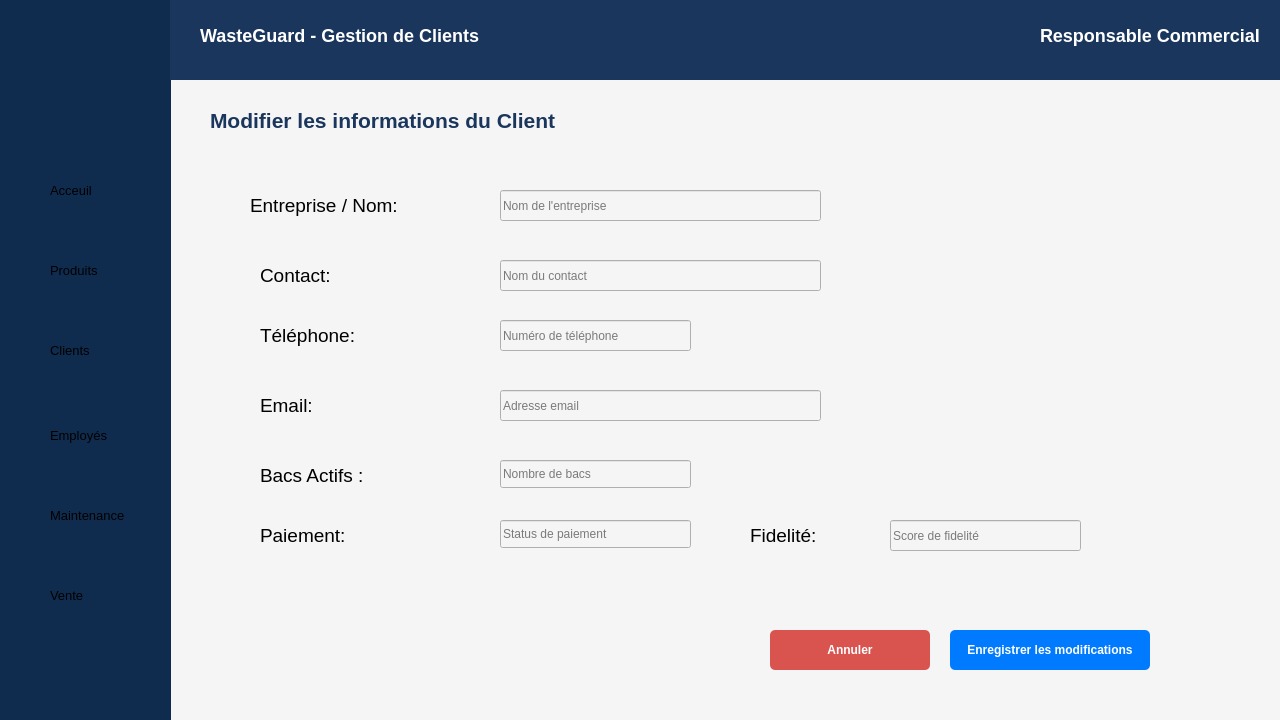
Before: the Qt Designer form modifierclient.ui in esprit-up-algo/projetcpp2526-s2-2a6-smart-waste-collection-2a6, drawn with Qt 5.
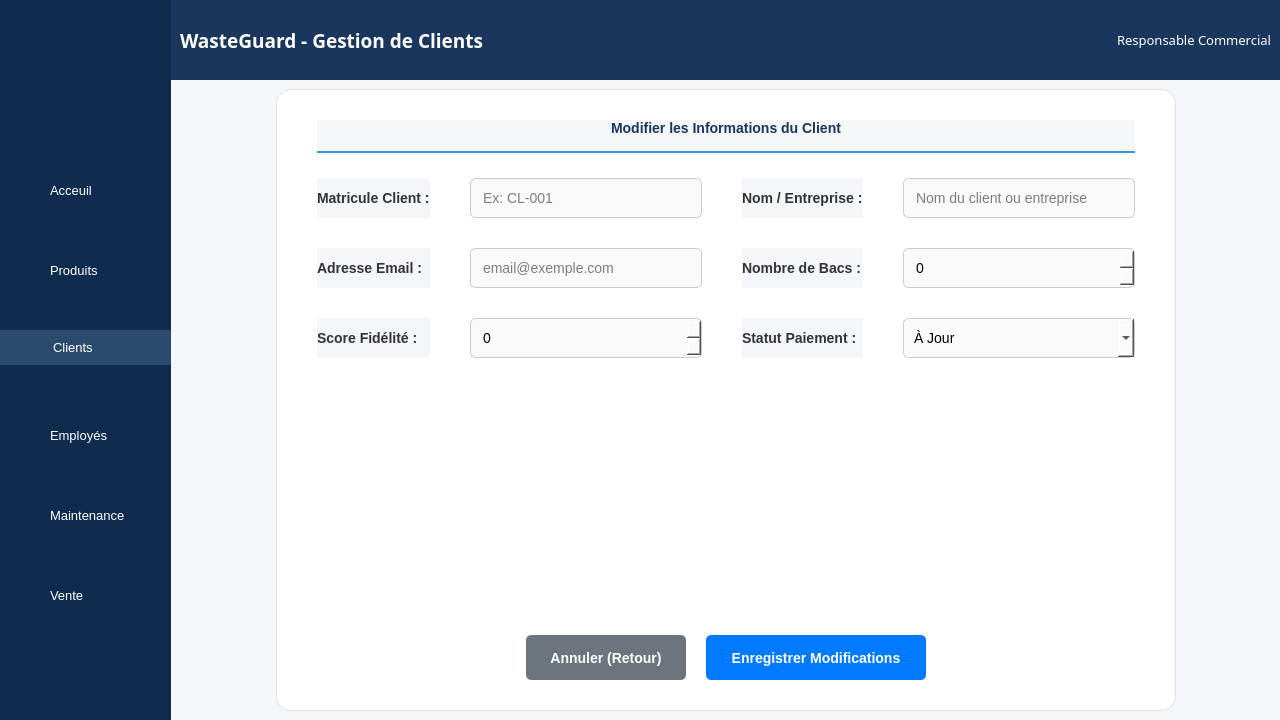
After: the same form once the commit is applied. Icons and pictures are not drawn.

Commit message: des modifications de CRUD

```diff
--- a/modifierclient.ui
+++ b/modifierclient.ui
@@ -14,16 +14,39 @@
    <string>Modifier un Client</string>
   </property>
   <property name="styleSheet">
-   <string notr="true">background-color: #F5F5F5;</string>
+   <string notr="true">background-color: #f4f6f9;</string>
   </property>
+  <layout class="QHBoxLayout" name="horizontalLayout_main">
+   <property name="spacing">
+    <number>0</number>
+   </property>
+   <property name="leftMargin">
+    <number>0</number>
+   </property>
+   <property name="topMargin">
+    <number>0</number>
+   </property>
+   <property name="rightMargin">
+    <number>0</number>
+   </property>
+   <property name="bottomMargin">
+    <number>0</number>
+   </property>
+   
+   <!-- Sidebar -->
+   <item>
   <widget class="QWidget" name="sidebar" native="true">
-   <property name="geometry">
-    <rect>
-     <x>0</x>
-     <y>0</y>
+     <property name="minimumSize">
+      <size>
      <width>171</width>
-     <height>750</height>
-    </rect>
+       <height>0</height>
+      </size>
+     </property>
+     <property name="maximumSize">
+      <size>
+       <width>171</width>
+       <height>16777215</height>
+      </size>
    </property>
    <property name="styleSheet">
     <string notr="true">background-color: #0f2c4f;</string>
@@ -58,6 +81,9 @@
       <pointsize>10</pointsize>
      </font>
     </property>
+      <property name="styleSheet">
+       <string notr="true">color: white;</string>
+      </property>
     <property name="text">
      <string>Acceuil</string>
     </property>
@@ -76,6 +102,9 @@
       <pointsize>10</pointsize>
      </font>
     </property>
+      <property name="styleSheet">
+       <string notr="true">color: white;</string>
+      </property>
     <property name="text">
      <string>Produits</string>
     </property>
@@ -83,10 +112,10 @@
    <widget class="QLabel" name="clients">
     <property name="geometry">
      <rect>
-      <x>50</x>
-      <y>340</y>
-      <width>63</width>
-      <height>20</height>
+        <x>0</x>
+        <y>330</y>
+        <width>171</width>
+        <height>35</height>
      </rect>
     </property>
     <property name="font">
@@ -94,6 +123,9 @@
       <pointsize>10</pointsize>
      </font>
     </property>
+      <property name="styleSheet">
+       <string notr="true">background-color: #2a4a6e; color: white; padding-left: 50px;</string>
+      </property>
     <property name="text">
      <string>Clients</string>
     </property>
@@ -112,6 +144,9 @@
       <pointsize>10</pointsize>
      </font>
     </property>
+      <property name="styleSheet">
+       <string notr="true">color: white;</string>
+      </property>
     <property name="text">
      <string>Employés</string>
     </property>
@@ -130,6 +165,9 @@
       <pointsize>10</pointsize>
      </font>
     </property>
+      <property name="styleSheet">
+       <string notr="true">color: white;</string>
+      </property>
     <property name="text">
      <string>Maintenance</string>
     </property>
@@ -148,346 +186,346 @@
       <pointsize>10</pointsize>
      </font>
     </property>
+      <property name="styleSheet">
+       <string notr="true">color: white;</string>
+      </property>
     <property name="text">
      <string>Vente</string>
     </property>
    </widget>
   </widget>
+   </item>
+
+   <!-- Right Content Area -->
+   <item>
+    <widget class="QWidget" name="rightContainer" native="true">
+     <layout class="QVBoxLayout" name="verticalLayout_right">
+      <property name="spacing">
+       <number>0</number>
+      </property>
+      <property name="leftMargin">
+       <number>0</number>
+      </property>
+      <property name="topMargin">
+       <number>0</number>
+      </property>
+      <property name="rightMargin">
+       <number>0</number>
+      </property>
+      <property name="bottomMargin">
+       <number>0</number>
+      </property>
+      <item>
+       <!-- Header -->
   <widget class="QWidget" name="header" native="true">
-   <property name="geometry">
-    <rect>
-     <x>170</x>
-     <y>0</y>
-     <width>1121</width>
+        <property name="minimumSize">
+         <size>
+          <width>0</width>
      <height>80</height>
-    </rect>
+         </size>
+        </property>
+        <property name="maximumSize">
+         <size>
+          <width>16777215</width>
+          <height>80</height>
+         </size>
    </property>
    <property name="styleSheet">
-    <string notr="true">color: #FFFFFF;
-    font-family: &quot;Montserrat&quot;;
-    font-weight: bold;
-    font-size: 18px;
-    background-color: #1A365D;</string>
-   </property>
+         <string notr="true">background-color: #1A365D; color: white;</string>
+        </property>
+        <layout class="QHBoxLayout" name="horizontalLayout_header">
+         <item>
    <widget class="QLabel" name="wasteguardhead">
-    <property name="geometry">
-     <rect>
-      <x>30</x>
-      <y>20</y>
-      <width>311</width>
-      <height>31</height>
-     </rect>
+           <property name="font">
+            <font>
+             <family>Montserrat</family>
+             <pointsize>14</pointsize>
+             <weight>75</weight>
+             <bold>true</bold>
+            </font>
     </property>
     <property name="text">
      <string>WasteGuard - Gestion de Clients</string>
     </property>
    </widget>
+         </item>
+         <item>
+          <spacer name="horizontalSpacer">
+           <property name="orientation">
+            <enum>Qt::Horizontal</enum>
+           </property>
+           <property name="sizeHint" stdset="0">
+            <size>
+             <width>40</width>
+             <height>20</height>
+            </size>
+           </property>
+          </spacer>
+         </item>
+         <item>
    <widget class="QLabel" name="responsable">
-    <property name="geometry">
-     <rect>
-      <x>870</x>
-      <y>20</y>
-      <width>231</width>
-      <height>31</height>
-     </rect>
+           <property name="font">
+            <font>
+             <family>Montserrat</family>
+             <pointsize>10</pointsize>
+            </font>
     </property>
     <property name="text">
      <string>Responsable Commercial</string>
     </property>
    </widget>
-  </widget>
-  <widget class="QLabel" name="titrePage">
-   <property name="geometry">
-    <rect>
-     <x>210</x>
-     <y>100</y>
-     <width>471</width>
-     <height>41</height>
-    </rect>
-   </property>
+         </item>
+        </layout>
+       </widget>
+      </item>
+      
+      <item>
+       <!-- Main Content Area -->
+       <widget class="QWidget" name="contentArea" native="true">
+        <layout class="QHBoxLayout" name="horizontalLayout_content">
+         <item>
+          <spacer name="horizontalSpacer_2">
+           <property name="orientation">
+            <enum>Qt::Horizontal</enum>
+           </property>
+           <property name="sizeHint" stdset="0">
+            <size>
+             <width>40</width>
+             <height>20</height>
+            </size>
+           </property>
+          </spacer>
+         </item>
+         <item>
+          <!-- Card -->
+          <widget class="QFrame" name="formCard">
+           <property name="minimumSize">
+            <size>
+             <width>900</width>
+             <height>500</height>
+            </size>
+           </property>
+           <property name="styleSheet">
+            <string notr="true">
+             QFrame#formCard {
+              background-color: white;
+              border-radius: 15px;
+              border: 1px solid #e0e0e0;
+             }
+             QLabel { color: #333; font-size: 14px; font-weight: bold; }
+             QLineEdit, QComboBox, QSpinBox {
+              padding: 10px; border: 1px solid #ccc; border-radius: 5px; font-size: 14px; background-color: #fafafa; color: black;
+             }
+             QLineEdit:focus, QComboBox:focus, QSpinBox:focus { border: 1px solid #3498db; background-color: white; }
+             QPushButton#btn_modifier {
+              background-color: #007bff; color: white; font-weight: bold; border-radius: 5px; padding: 12px; font-size: 14px;
+             }
+             QPushButton#btn_modifier:hover { background-color: #0069d9; }
+             QPushButton#btn_annuler {
+              background-color: #6c757d; color: white; font-weight: bold; border-radius: 5px; padding: 12px; font-size: 14px;
+             }
+             QPushButton#btn_annuler:hover { background-color: #5a6268; }
+            </string>
+           </property>
+           <layout class="QVBoxLayout" name="verticalLayout_card">
+            <property name="spacing">
+             <number>25</number>
+            </property>
+            <property name="leftMargin">
+             <number>40</number>
+            </property>
+            <property name="topMargin">
+             <number>30</number>
+            </property>
+            <property name="rightMargin">
+             <number>40</number>
+            </property>
+            <property name="bottomMargin">
+             <number>30</number>
+            </property>
+
+            <item>
+             <widget class="QLabel" name="titleLabel">
    <property name="font">
     <font>
-     <pointsize>16</pointsize>
+                <pointsize>18</pointsize>
      <bold>true</bold>
     </font>
    </property>
    <property name="styleSheet">
-    <string notr="true">color: #1A365D;</string>
+               <string notr="true">color: #1A365D; border-bottom: 2px solid #3498db; padding-bottom: 15px;</string>
    </property>
    <property name="text">
-    <string>Modifier les informations du Client</string>
-   </property>
-  </widget>
-  <widget class="QPushButton" name="btn_modifier">
-   <property name="geometry">
-    <rect>
-     <x>950</x>
-     <y>630</y>
-     <width>200</width>
+               <string>Modifier les Informations du Client</string>
+              </property>
+              <property name="alignment">
+               <set>Qt::AlignCenter</set>
+              </property>
+             </widget>
+            </item>
+
+            <item>
+             <layout class="QGridLayout" name="gridLayout_form">
+              <property name="horizontalSpacing">
+               <number>40</number>
+              </property>
+              <property name="verticalSpacing">
+               <number>30</number>
+              </property>
+              
+              <!-- Row 0: Matricule & Nom -->
+              <item row="0" column="0">
+               <widget class="QLabel" name="label_matricule"><property name="text"><string>Matricule Client :</string></property></widget>
+              </item>
+              <item row="0" column="1">
+               <widget class="QLineEdit" name="input_matricule"><property name="placeholderText"><string>Ex: CL-001</string></property></widget>
+              </item>
+              <item row="0" column="2">
+               <widget class="QLabel" name="label_nom"><property name="text"><string>Nom / Entreprise :</string></property></widget>
+              </item>
+              <item row="0" column="3">
+               <widget class="QLineEdit" name="input_nom"><property name="placeholderText"><string>Nom du client ou entreprise</string></property></widget>
+              </item>
+
+              <!-- Row 1: Email & Bacs -->
+              <item row="1" column="0">
+               <widget class="QLabel" name="label_email"><property name="text"><string>Adresse Email :</string></property></widget>
+              </item>
+              <item row="1" column="1">
+               <widget class="QLineEdit" name="input_email"><property name="placeholderText"><string>email@exemple.com</string></property></widget>
+              </item>
+              <item row="1" column="2">
+               <widget class="QLabel" name="label_bacs"><property name="text"><string>Nombre de Bacs :</string></property></widget>
+              </item>
+              <item row="1" column="3">
+                <widget class="QSpinBox" name="input_bacs"><property name="maximum"><number>999</number></property></widget>
+              </item>
+              
+              <!-- Row 2: Score & Paiement -->
+              <item row="2" column="0">
+               <widget class="QLabel" name="label_score"><property name="text"><string>Score Fidélité :</string></property></widget>
+              </item>
+              <item row="2" column="1">
+                <widget class="QSpinBox" name="input_score"><property name="maximum"><number>9999</number></property></widget>
+              </item>
+              <item row="2" column="2">
+               <widget class="QLabel" name="label_paiement"><property name="text"><string>Statut Paiement :</string></property></widget>
+              </item>
+              <item row="2" column="3">
+               <widget class="QComboBox" name="input_paiement">
+                   <item><property name="text"><string>À Jour</string></property></item>
+                   <item><property name="text"><string>En Retard</string></property></item>
+                   <item><property name="text"><string>En Attente</string></property></item>
+                   <item><property name="text"><string>Payé</string></property></item>
+               </widget>
+              </item>
+
+             </layout>
+            </item>
+            
+            <item>
+             <spacer name="verticalSpacer">
+              <property name="orientation">
+               <enum>Qt::Vertical</enum>
+              </property>
+              <property name="sizeHint" stdset="0">
+               <size>
+                <width>20</width>
      <height>40</height>
-    </rect>
-   </property>
-   <property name="styleSheet">
-    <string notr="true">background-color: #007BFF; color: white; font-weight: bold; border-radius: 5px;</string>
-   </property>
-   <property name="text">
-    <string>Enregistrer les modifications</string>
-   </property>
-  </widget>
+               </size>
+              </property>
+             </spacer>
+            </item>
+
+            <item>
+             <layout class="QHBoxLayout" name="horizontalLayout_buttons">
+              <property name="spacing">
+               <number>20</number>
+              </property>
+              <item>
+               <spacer name="horizontalSpacer_3">
+                <property name="orientation">
+                 <enum>Qt::Horizontal</enum>
+                </property>
+                <property name="sizeHint" stdset="0">
+                 <size>
+                  <width>40</width>
+                  <height>20</height>
+                 </size>
+                </property>
+               </spacer>
+              </item>
+              <item>
   <widget class="QPushButton" name="btn_annuler">
-   <property name="geometry">
-    <rect>
-     <x>770</x>
-     <y>630</y>
+                <property name="text">
+                 <string>Annuler (Retour)</string>
+                </property>
+                <property name="cursor">
+                 <cursorShape>PointingHandCursor</cursorShape>
+                </property>
+                <property name="minimumSize">
+                 <size>
      <width>160</width>
-     <height>40</height>
-    </rect>
-   </property>
-   <property name="styleSheet">
-    <string notr="true">background-color: #d9534f; color: white; font-weight: bold; border-radius: 5px;</string>
-   </property>
-   <property name="text">
-    <string>Annuler</string>
-   </property>
-  </widget>
-  <widget class="QWidget" name="widget" native="true">
-   <property name="geometry">
-    <rect>
-     <x>220</x>
-     <y>160</y>
-     <width>941</width>
-     <height>441</height>
-    </rect>
-   </property>
-   <property name="font">
-    <font>
-     <pointsize>11</pointsize>
-    </font>
-   </property>
-   <property name="styleSheet">
-    <string notr="true">color:rgb(0, 0, 0)</string>
-   </property>
-   <widget class="QLabel" name="label_5">
-    <property name="geometry">
-     <rect>
-      <x>30</x>
-      <y>10</y>
-      <width>211</width>
-      <height>71</height>
-     </rect>
-    </property>
-    <property name="font">
-     <font>
-      <pointsize>14</pointsize>
-     </font>
-    </property>
+                  <height>45</height>
+                 </size>
+                </property>
+               </widget>
+              </item>
+              <item>
+               <widget class="QPushButton" name="btn_modifier">
     <property name="text">
-     <string>Entreprise / Nom:</string>
-    </property>
-   </widget>
-   <widget class="QLabel" name="label_6">
-    <property name="geometry">
-     <rect>
-      <x>40</x>
-      <y>80</y>
-      <width>211</width>
-      <height>71</height>
-     </rect>
-    </property>
-    <property name="font">
-     <font>
-      <pointsize>14</pointsize>
-     </font>
-    </property>
-    <property name="text">
-     <string>Contact:</string>
-    </property>
-   </widget>
-   <widget class="QLabel" name="label_7">
-    <property name="geometry">
-     <rect>
-      <x>40</x>
-      <y>140</y>
-      <width>211</width>
-      <height>71</height>
-     </rect>
-    </property>
-    <property name="font">
-     <font>
-      <pointsize>14</pointsize>
-     </font>
-    </property>
-    <property name="text">
-     <string>Téléphone:</string>
-    </property>
-   </widget>
-   <widget class="QLabel" name="label_8">
-    <property name="geometry">
-     <rect>
-      <x>40</x>
-      <y>210</y>
-      <width>211</width>
-      <height>71</height>
-     </rect>
-    </property>
-    <property name="font">
-     <font>
-      <pointsize>14</pointsize>
-     </font>
-    </property>
-    <property name="text">
-     <string>Email:</string>
-    </property>
-   </widget>
-   <widget class="QLineEdit" name="lineEdit_5">
-    <property name="geometry">
-     <rect>
-      <x>280</x>
-      <y>30</y>
-      <width>321</width>
-      <height>31</height>
-     </rect>
-    </property>
-    <property name="placeholderText">
-     <string>Nom de l'entreprise</string>
-    </property>
-   </widget>
-   <widget class="QLineEdit" name="lineEdit_6">
-    <property name="geometry">
-     <rect>
-      <x>280</x>
-      <y>100</y>
-      <width>321</width>
-      <height>31</height>
-     </rect>
-    </property>
-    <property name="placeholderText">
-     <string>Nom du contact</string>
-    </property>
-   </widget>
-   <widget class="QLineEdit" name="lineEdit_7">
-    <property name="geometry">
-     <rect>
-      <x>280</x>
-      <y>160</y>
-      <width>191</width>
-      <height>31</height>
-     </rect>
-    </property>
-    <property name="placeholderText">
-     <string>Numéro de téléphone</string>
-    </property>
-   </widget>
-   <widget class="QLineEdit" name="lineEdit_8">
-    <property name="geometry">
-     <rect>
-      <x>280</x>
-      <y>230</y>
-      <width>321</width>
-      <height>31</height>
-     </rect>
-    </property>
-    <property name="placeholderText">
-     <string>Adresse email</string>
-    </property>
-   </widget>
-   <widget class="QLineEdit" name="lineEdit_9">
-    <property name="geometry">
-     <rect>
-      <x>280</x>
-      <y>300</y>
-      <width>191</width>
-      <height>28</height>
-     </rect>
-    </property>
-    <property name="placeholderText">
-     <string>Nombre de bacs</string>
-    </property>
-   </widget>
-   <widget class="QLineEdit" name="lineEdit_10">
-    <property name="geometry">
-     <rect>
-      <x>280</x>
-      <y>360</y>
-      <width>191</width>
-      <height>28</height>
-     </rect>
-    </property>
-    <property name="placeholderText">
-     <string>Status de paiement</string>
-    </property>
-   </widget>
-   <widget class="QLineEdit" name="lineEdit_11">
-    <property name="geometry">
-     <rect>
-      <x>670</x>
-      <y>360</y>
-      <width>191</width>
-      <height>31</height>
-     </rect>
-    </property>
-    <property name="text">
-     <string/>
-    </property>
-    <property name="placeholderText">
-     <string>Score de fidelité</string>
-    </property>
-   </widget>
-   <widget class="QLabel" name="label_9">
-    <property name="geometry">
-     <rect>
-      <x>40</x>
-      <y>280</y>
-      <width>211</width>
-      <height>71</height>
-     </rect>
-    </property>
-    <property name="font">
-     <font>
-      <pointsize>14</pointsize>
-     </font>
-    </property>
-    <property name="text">
-     <string>Bacs Actifs :</string>
-    </property>
-   </widget>
-   <widget class="QLabel" name="label_10">
-    <property name="geometry">
-     <rect>
-      <x>40</x>
-      <y>340</y>
-      <width>211</width>
-      <height>71</height>
-     </rect>
-    </property>
-    <property name="font">
-     <font>
-      <pointsize>14</pointsize>
-     </font>
-    </property>
-    <property name="text">
-     <string>Paiement:</string>
-    </property>
-   </widget>
-   <widget class="QLabel" name="label_11">
-    <property name="geometry">
-     <rect>
-      <x>530</x>
-      <y>340</y>
-      <width>91</width>
-      <height>71</height>
-     </rect>
-    </property>
-    <property name="font">
-     <font>
-      <pointsize>14</pointsize>
-     </font>
-    </property>
-    <property name="text">
-     <string>Fidelité:</string>
-    </property>
-   </widget>
-  </widget>
+                 <string>Enregistrer Modifications</string>
+                </property>
+                <property name="cursor">
+                 <cursorShape>PointingHandCursor</cursorShape>
+                </property>
+                <property name="minimumSize">
+                 <size>
+                  <width>220</width>
+                  <height>45</height>
+                 </size>
+                </property>
+               </widget>
+              </item>
+              <item>
+               <spacer name="horizontalSpacer_4">
+                <property name="orientation">
+                 <enum>Qt::Horizontal</enum>
+                </property>
+                <property name="sizeHint" stdset="0">
+                 <size>
+                  <width>40</width>
+                  <height>20</height>
+                 </size>
+                </property>
+               </spacer>
+              </item>
+             </layout>
+            </item>
+
+           </layout>
+          </widget>
+         </item>
+         <item>
+          <spacer name="horizontalSpacer_5">
+           <property name="orientation">
+            <enum>Qt::Horizontal</enum>
+           </property>
+           <property name="sizeHint" stdset="0">
+            <size>
+             <width>40</width>
+             <height>20</height>
+            </size>
+           </property>
+          </spacer>
+         </item>
+        </layout>
+       </widget>
+      </item>
+     </layout>
+    </widget>
+   </item>
+  </layout>
  </widget>
  <resources/>
  <connections/>
```
Left out of the diff: 7 changed lines with no effect on the pictures. Lines whose indentation alone changed are shown as unchanged. The commit also changes 92 other files.
